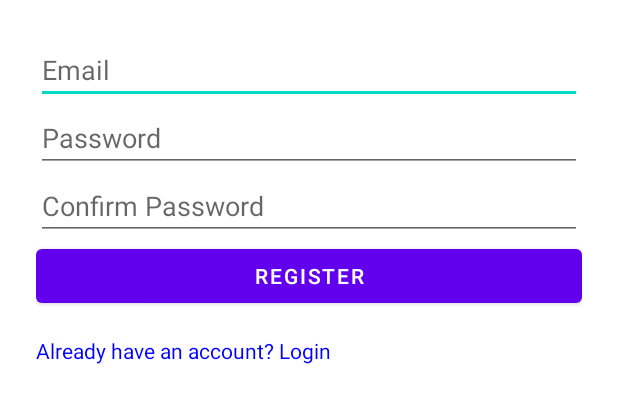
After one commit to ahmmedadly/CookNest, an Android app: the layout activity_register.xml on its own in the app's theme, with its tools: preview values and no code run, on a phone screen of 412 x 824 dp. The commit adds this screen. Shown: the top 403 px of the screen. Run offline under Robolectric (Android 15) with nearby library versions, the phone set to English and light mode, and no system bars.

Commit message:
Added The Login And Register Options

```diff
--- a/app/src/main/java/com/example/cooknest/view/SplashActivity.java
+++ b/app/src/main/java/com/example/cooknest/view/SplashActivity.java
@@ -3,7 +3,6 @@ import android.app.Activity;
 import android.content.Intent;
 import android.os.Bundle;
 import android.os.Handler;
-
 import com.example.cooknest.R;
 
 public class SplashActivity extends Activity {
--- /dev/null
+++ b/app/src/main/res/layout/activity_register.xml
@@ -0,0 +1,42 @@
+<?xml version="1.0" encoding="utf-8"?>
+<LinearLayout
+    xmlns:android="http://schemas.android.com/apk/res/android"
+    android:layout_width="match_parent" android:layout_height="match_parent"
+    android:padding="24dp"
+    android:orientation="vertical">
+
+    <EditText
+        android:id="@+id/editTextRegisterEmail"
+        android:layout_width="match_parent"
+        android:layout_height="wrap_content"
+        android:hint="Email"/>
+
+    <EditText
+        android:id="@+id/editTextRegisterPassword"
+        android:layout_width="match_parent"
+        android:layout_height="wrap_content"
+        android:hint="Password"
+        android:inputType="textPassword"/>
+
+    <EditText
+        android:id="@+id/editTextRegisterConfirmPassword"
+        android:layout_width="match_parent"
+        android:layout_height="wrap_content"
+        android:hint="Confirm Password"
+        android:inputType="textPassword"/>
+
+    <Button
+        android:id="@+id/buttonRegister"
+        android:layout_width="match_parent"
+        android:layout_height="wrap_content"
+        android:text="Register"/>
+
+    <TextView
+        android:id="@+id/textLogin"
+        android:layout_width="match_parent"
+        android:layout_height="wrap_content"
+        android:text="Already have an account? Login"
+        android:textAlignment="center"
+        android:textColor="#0000FF"
+        android:paddingTop="16dp"/>
+</LinearLayout>
```
Also changed, not shown: app/src/main/java/com/example/cooknest/view/LoginActivity.java (+45 -1 lines), app/src/main/java/com/example/cooknest/view/RegisterActivity.java (added, +59 -0 lines), app/src/main/res/layout/activity_login.xml (added, +35 -0 lines).
